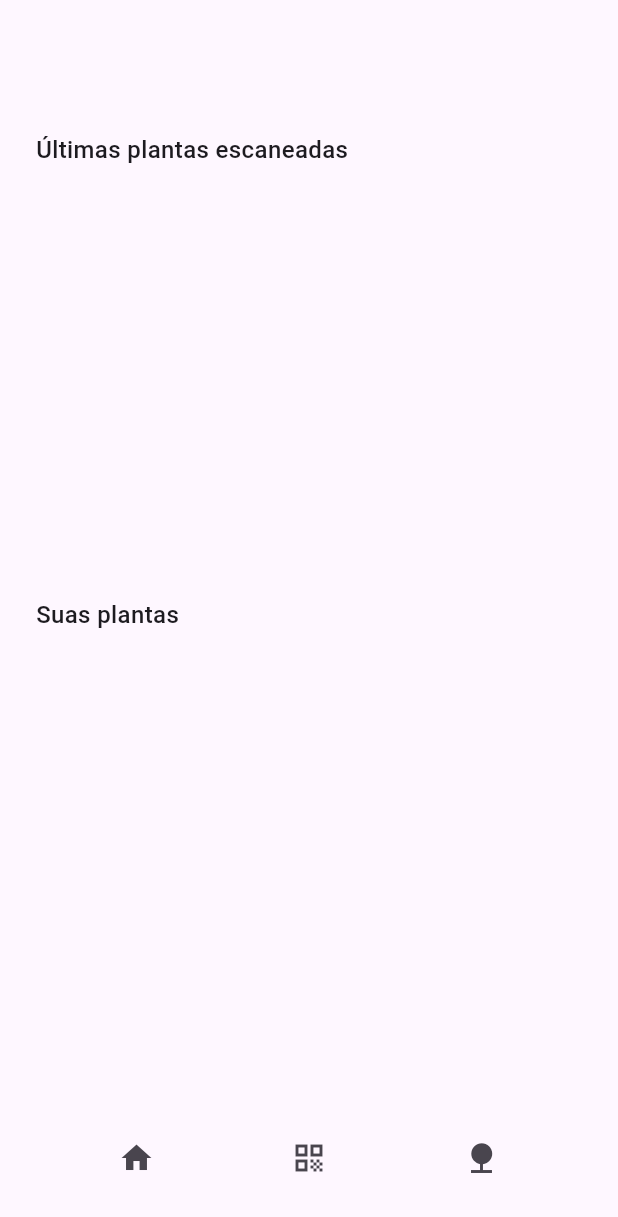
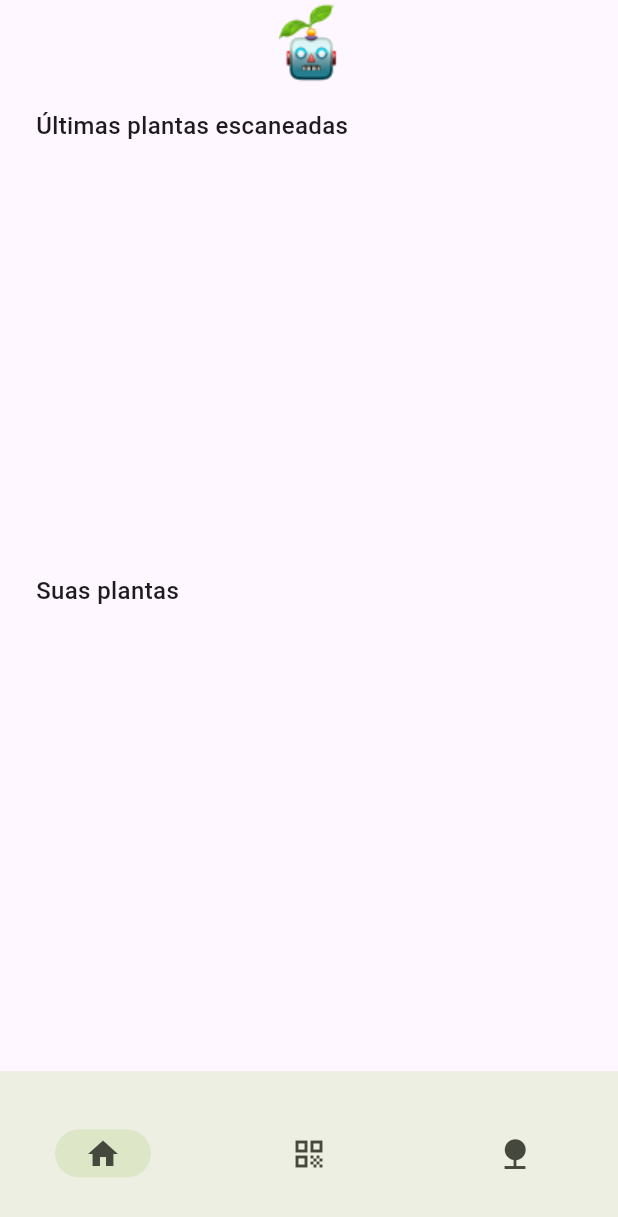
Before and after one commit to gabuldev/plantai, a Flutter app: the screen it shows after launch, on a phone screen of 412 x 824 dp. Shown: the top 1217 px of the screen. Run offline on Flutter 3.47's test engine with Material 3 defaults, Android fonts, the phone set to English and light mode, and no system bars; our stand-ins replace camera, google_generative_ai, image_picker, shared_preferences.

Commit message:
finalizado o projeto

```diff
--- a/lib/home/home_page.dart
+++ b/lib/home/home_page.dart
@@ -1,10 +1,12 @@
 // ignore_for_file: no_leading_underscores_for_local_identifiers
 
-import 'dart:io';
+import 'package:flutter/material.dart';
+import 'package:plantai/historic/historic_page.dart';
+import 'package:plantai/scan/entities/plant.dart';
+import 'package:plantai/scan/scan_page.dart';
+import 'package:shared_preferences/shared_preferences.dart';
 
-import 'package:flutter/material.dart';
-import 'package:plantai/scan/entities/plant.dart';
-import 'package:shared_preferences/shared_preferences.dart';
+import '../plants/plants_page.dart';
 
 class HomePage extends StatefulWidget {
   const HomePage({super.key});
@@ -14,6 +16,7 @@ class HomePage extends StatefulWidget {
 }
 
 class _HomePageState extends State<HomePage> {
+  int currentIndex = 0;
   List<Plant> myPlants = [];
   List<Plant> scannedPlants = [];
 
@@ -35,100 +38,59 @@ class _HomePageState extends State<HomePage> {
   @override
   Widget build(BuildContext context) {
     return Scaffold(
-      appBar: AppBar(),
-      body: SingleChildScrollView(
-        child: Padding(
-          padding: const EdgeInsets.symmetric(horizontal: 24),
-          child: Column(
-            crossAxisAlignment: CrossAxisAlignment.start,
+      appBar: AppBar(
+        title: Image.asset("assets/images/logo_plantai.png"),
+        centerTitle: true,
+      ),
+      body: [
+        const PlantPage(),
+        const ScanPage(),
+        const HistoricPage(),
+      ][currentIndex],
+      bottomNavigationBar: Container(
+          height: 110,
+          color: const Color(0xFFEEEFE3),
+          child: Row(
+            mainAxisAlignment: MainAxisAlignment.spaceAround,
             children: [
-              const SizedBox(
-                height: 32,
-              ),
-              const Text(
-                "Últimas plantas escaneadas",
-                style: TextStyle(
-                  fontSize: 16,
-                  fontWeight: FontWeight.w500,
-                ),
-              ),
-              const SizedBox(
-                height: 16,
-              ),
-              SizedBox(
-                height: MediaQuery.of(context).size.height * 0.3,
-                child: ListView.builder(
-                  scrollDirection: Axis.horizontal,
-                  itemCount: scannedPlants.length,
-                  itemBuilder: (_, index) => Padding(
-                    padding: const EdgeInsets.all(8.0),
-                    child: Container(
-                      height: 120,
-                      width: 150,
-                      decoration: BoxDecoration(
-                        borderRadius: BorderRadius.circular(8),
-                        image: DecorationImage(
-                          image: FileImage(
-                            File(scannedPlants[index].pathImage!),
-                          ),
-                          fit: BoxFit.cover,
-                        ),
-                      ),
-                    ),
+              for (var i = 0;
+                  i < [Icons.home, Icons.qr_code, Icons.nature].length;
+                  i++)
+                GestureDetector(
+                  onTap: () {
+                    setState(() {
+                      currentIndex = i;
+                    });
+                  },
+                  child: MenuItem(
+                    icon: [Icons.home, Icons.qr_code, Icons.nature][i],
+                    isSelected: currentIndex == i,
                   ),
                 ),
-              ),
-              const SizedBox(
-                height: 24,
-              ),
-              const Text(
-                "Suas plantas",
-                style: TextStyle(
-                  fontSize: 16,
-                  fontWeight: FontWeight.w500,
-                ),
-              ),
-              const SizedBox(
-                height: 16,
-              ),
-              for (var item in myPlants)
-                ListTile(
-                  contentPadding: EdgeInsets.zero,
-                  onTap: () {
-                    Navigator.pushNamed(context, "/details", arguments: item);
-                  },
-                  title: Text(item.name),
-                  leading: Container(
-                    width: 40,
-                    height: 40,
-                    decoration: BoxDecoration(
-                      borderRadius: BorderRadius.circular(8),
-                      image: DecorationImage(
-                        image: FileImage(File(item.pathImage!)),
-                      ),
-                    ),
-                  ),
-                  trailing: const Icon(Icons.chevron_right),
-                ),
             ],
-          ),
-        ),
-      ),
-      bottomNavigationBar: SizedBox(
-        height: 104,
-        child: Row(
-          mainAxisAlignment: MainAxisAlignment.spaceEvenly,
-          children: [
-            IconButton(onPressed: () {}, icon: const Icon(Icons.home)),
-            IconButton(
-                onPressed: () {
-                  Navigator.pushNamed(context, "/scan");
-                },
-                icon: const Icon(Icons.qr_code)),
-            IconButton(onPressed: () {}, icon: const Icon(Icons.nature))
-          ],
-        ),
-      ),
+          )),
     );
   }
 }
+
+class MenuItem extends StatelessWidget {
+  final bool isSelected;
+  final IconData icon;
+  const MenuItem({
+    super.key,
+    required this.icon,
+    required this.isSelected,
+  });
+
+  @override
+  Widget build(BuildContext context) {
+    return Container(
+        width: 64,
+        height: 32,
+        decoration: BoxDecoration(
+          color: isSelected ? const Color(0xFFDDE6C6) : null,
+          borderRadius: BorderRadius.circular(99),
+        ),
+        child: Icon(icon, color: const Color(0xFF45483D)));
+  }
+}
--- a/lib/main.dart
+++ b/lib/main.dart
@@ -4,6 +4,7 @@ import 'package:plantai/scan/scan_page.dart';
 
 import 'home/home_page.dart';
 import 'scan/entities/plant.dart';
+import 'splash/splash_page.dart';
 
 void main() {
   runApp(const AppWidget());
@@ -20,8 +21,9 @@ class AppWidget extends StatelessWidget {
         colorScheme: ColorScheme.fromSeed(seedColor: Colors.deepPurple),
         useMaterial3: true,
       ),
-      initialRoute: "/home",
+      initialRoute: "/splash",
       routes: {
+        "/splash": (context) => const SplashPage(),
         "/home": (context) => const HomePage(),
         "/scan": (context) => const ScanPage(),
         "/details": (context) => DetailsPage(
--- /dev/null
+++ b/lib/plants/plants_page.dart
@@ -0,0 +1,125 @@
+// ignore_for_file: no_leading_underscores_for_local_identifiers
+
+import 'dart:io';
+
+import 'package:flutter/material.dart';
+import 'package:shared_preferences/shared_preferences.dart';
+
+import '../scan/entities/plant.dart';
+
+class PlantPage extends StatefulWidget {
+  const PlantPage({super.key});
+
+  @override
+  State<PlantPage> createState() => _PlantPageState();
+}
+
+class _PlantPageState extends State<PlantPage> {
+  List<Plant> myPlants = [];
+  List<Plant> scannedPlants = [];
+
+  void getPlants() async {
+    final instance = await SharedPreferences.getInstance();
+    final _myPlants = instance.getStringList("my_plants") ?? [];
+    final _scannedPlants = instance.getStringList("plants") ?? [];
+    myPlants = _myPlants.map((e) => Plant.fromJson(e)).toList();
+    scannedPlants = _scannedPlants.map((e) => Plant.fromJson(e)).toList();
+    setState(() {});
+  }
+
+  @override
+  void initState() {
+    super.initState();
+    getPlants();
+  }
+
+  @override
+  Widget build(BuildContext context) {
+    return Scaffold(
+      body: SingleChildScrollView(
+        child: Padding(
+          padding: const EdgeInsets.symmetric(horizontal: 24),
+          child: Column(
+            crossAxisAlignment: CrossAxisAlignment.start,
+            children: [
+              const SizedBox(
+                height: 16,
+              ),
+              const Text(
+                "Últimas plantas escaneadas",
+                style: TextStyle(
+                  fontSize: 16,
+                  fontWeight: FontWeight.w500,
+                ),
+              ),
+              const SizedBox(
+                height: 16,
+              ),
+              SizedBox(
+                height: MediaQuery.of(context).size.height * 0.3,
+                child: ListView.builder(
+                  scrollDirection: Axis.horizontal,
+                  itemCount: scannedPlants.length,
+                  itemBuilder: (_, index) => GestureDetector(
+                    onTap: () {
+                      Navigator.pushNamed(context, "/details",
+                          arguments: scannedPlants[index]);
+                    },
+                    child: Padding(
+                      padding: const EdgeInsets.all(8.0),
+                      child: Container(
+                        height: 120,
+                        width: 150,
+                        decoration: BoxDecoration(
+                          borderRadius: BorderRadius.circular(8),
+                          image: DecorationImage(
+                            image: FileImage(
+                              File(scannedPlants[index].pathImage!),
+                            ),
+                            fit: BoxFit.cover,
+                          ),
+                        ),
+                      ),
+                    ),
+                  ),
+                ),
+              ),
+              const SizedBox(
+                height: 24,
+              ),
+              const Text(
+                "Suas plantas",
+                style: TextStyle(
+                  fontSize: 16,
+                  fontWeight: FontWeight.w500,
+                ),
+              ),
+              const SizedBox(
+                height: 16,
+              ),
+              for (var item in myPlants)
+                ListTile(
+                  contentPadding: EdgeInsets.zero,
+                  onTap: () {
+                    Navigator.pushNamed(context, "/details", arguments: item);
+                  },
+                  title: Text(item.name),
+                  leading: Container(
+                    width: 40,
+                    height: 40,
+                    decoration: BoxDecoration(
+                      borderRadius: BorderRadius.circular(8),
+                      image: DecorationImage(
+                        image: FileImage(File(item.pathImage!)),
+                      ),
+                    ),
+                  ),
+                  trailing: const Icon(Icons.chevron_right),
+                ),
+            ],
+          ),
+        ),
+      ),
+    );
+  }
+}
--- a/lib/scan/widgets/scan_bottomsheet.dart
+++ b/lib/scan/widgets/scan_bottomsheet.dart
@@ -57,6 +57,7 @@ class ScanBottomSheet extends StatelessWidget {
             ),
             GestureDetector(
               onTap: () {
+                Navigator.pop(context);
                 Navigator.pushNamed(
                   context,
                   '/details',
@@ -98,6 +99,7 @@ class ScanBottomSheet extends StatelessWidget {
             ),
             GestureDetector(
               onTap: () async {
+                Navigator.pop(context);
                 final instance = await SharedPreferences.getInstance();
                 final plants = instance.getStringList("my_plants") ?? [];
                 plants.add(plant.toJson());
```
Also changed, not shown: lib/historic/historic_page.dart (added, +10 -0 lines), lib/scan/scan_page.dart (+30 -0 lines), lib/splash/splash_page.dart (added, +30 -0 lines), assets/images/logo.png (added), assets/images/logo_plantai.png (added), 9 other files.
